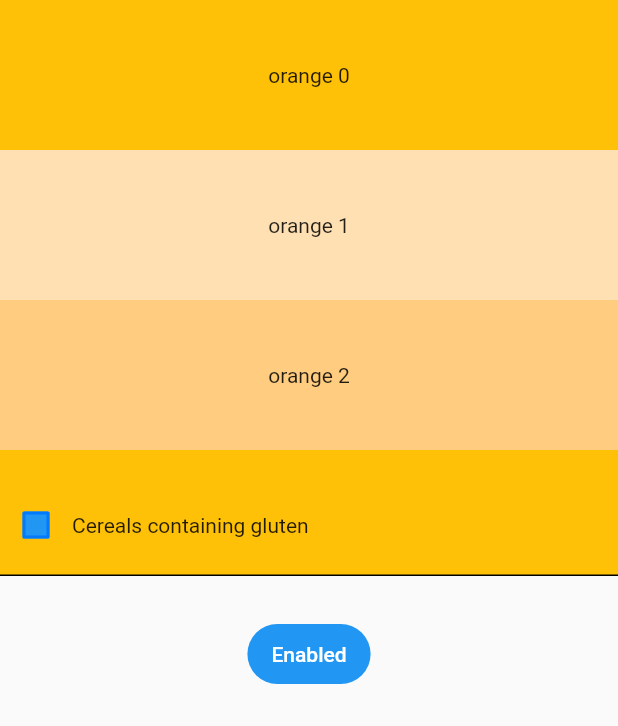
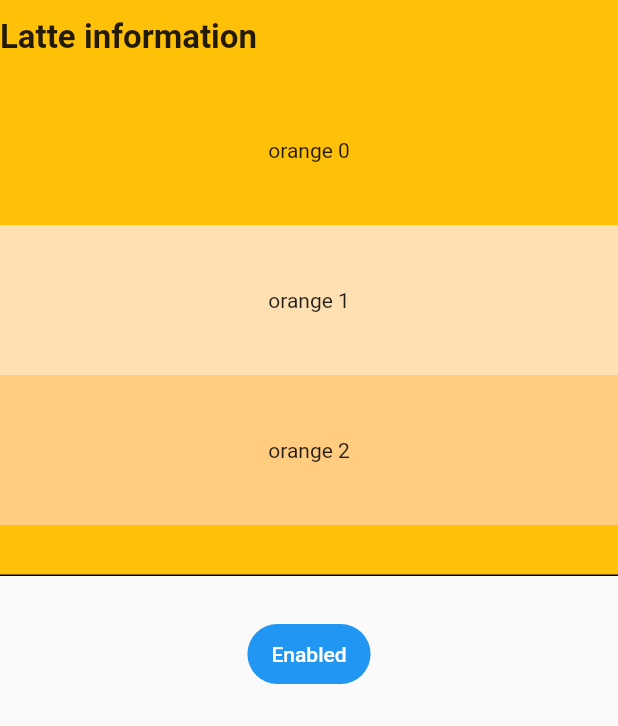
Before and after one commit to hesptech/flutter_silver_2, a Flutter app: the screen it shows after launch, after a tap on "SliverAppBar", on a phone screen of 412 x 824 dp, the part 510-1236 px from its top. Run offline on Flutter 3.47's test engine with Material 2 defaults, Android fonts, the phone set to English and light mode, and no system bars.

Commit message:
feat: SliverFixedExtentList

```diff
--- a/lib/screens/sliver_app_bar_screen.dart
+++ b/lib/screens/sliver_app_bar_screen.dart
@@ -62,6 +62,26 @@ class SliverAppBarScreen extends StatelessWidget {
                       flexibleSpace: Image.asset('assets/images/item_details.jpg', fit: BoxFit.cover,),
                       expandedHeight: 340,
                     ),
+
+
+                    SliverFixedExtentList(
+                      itemExtent: 50,
+                      delegate: SliverChildListDelegate([
+                        const Row(
+                          children: [
+                            Text(
+                              "Latte information",
+                              style: TextStyle(
+                                //color: context.colorScheme.onSurface,
+                                fontWeight: FontWeight.w600,
+                                fontSize: 22,
+                              ),
+                            ),
+                          ],
+                        ),
+                      ]),
+                    ),
+
 
                     SliverList(
                       delegate: SliverChildBuilderDelegate(
```
